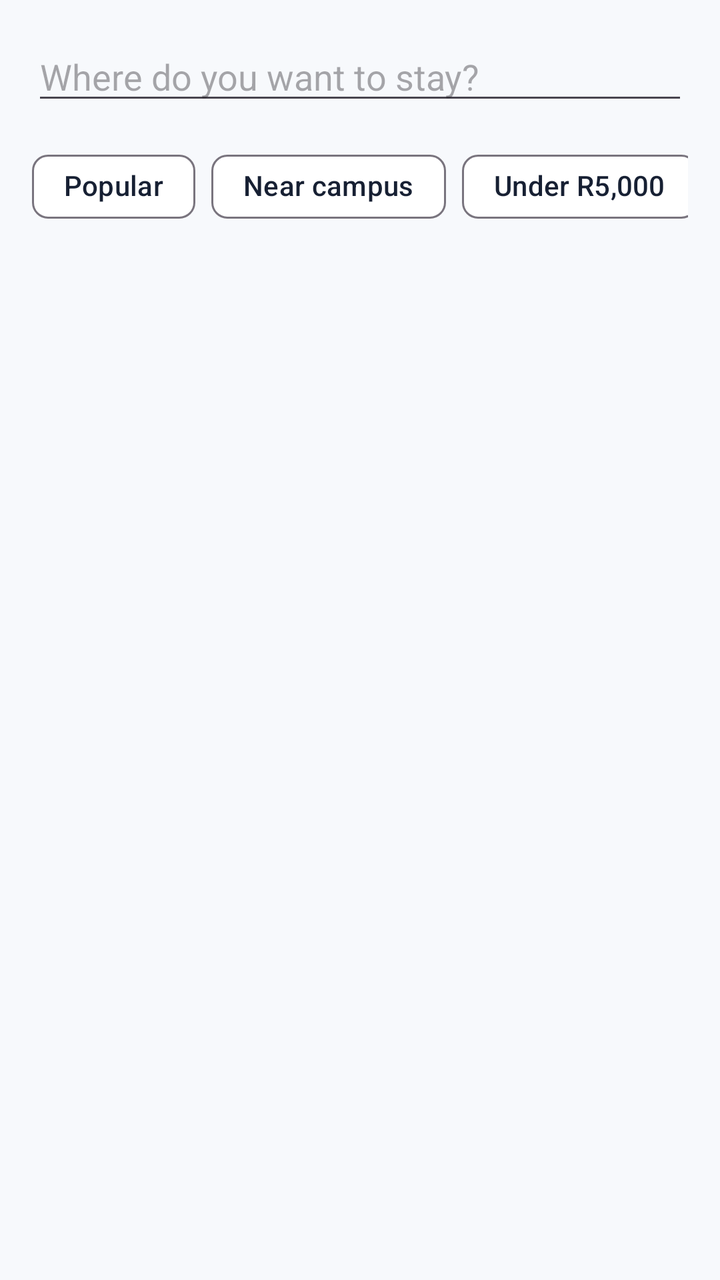
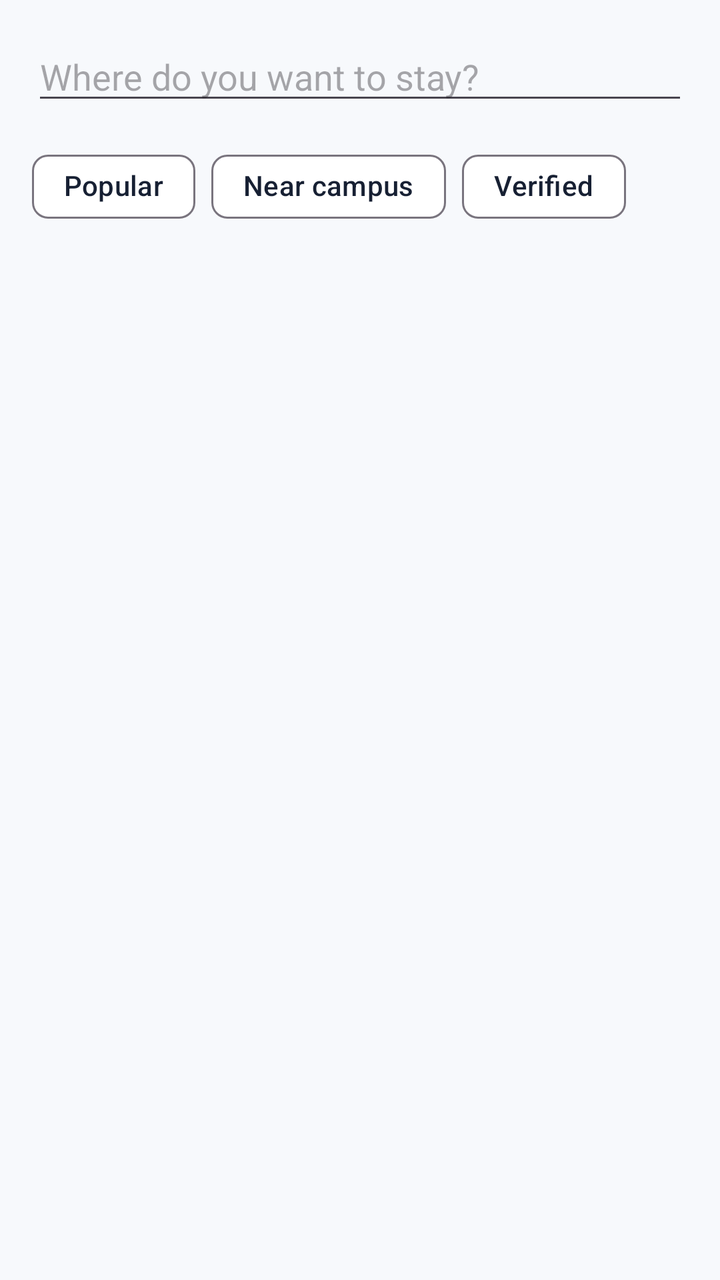

An Android layout rendered at two revisions. The XML below is the earlier revision; the diff shows what the commit changed to produce the second picture.
<!-- AndroidManifest.xml: application theme Theme.ChommieHub -->
<!-- res/layout/fragment_student_home.xml -->
<androidx.constraintlayout.widget.ConstraintLayout
    xmlns:android="http://schemas.android.com/apk/res/android"
    xmlns:app="http://schemas.android.com/apk/res-auto"
    android:layout_width="match_parent"
    android:layout_height="match_parent"
    android:padding="16dp">

    <EditText
        android:id="@+id/editSearch"
        android:layout_width="0dp"
        android:layout_height="wrap_content"
        android:hint="Where do you want to stay?"
        android:inputType="text"
        app:layout_constraintEnd_toEndOf="parent"
        app:layout_constraintStart_toStartOf="parent"
        app:layout_constraintTop_toTopOf="parent" />

    <HorizontalScrollView
        android:id="@+id/scrollFilters"
        android:layout_width="match_parent"
        android:layout_height="wrap_content"
        android:layout_marginTop="12dp"
        android:scrollbars="none"
        app:layout_constraintTop_toBottomOf="@id/editSearch">

        <com.google.android.material.chip.ChipGroup
            android:layout_width="wrap_content"
            android:layout_height="wrap_content"
            app:singleLine="true">

            <com.google.android.material.chip.Chip
                android:id="@+id/chipPopular"
                android:layout_width="wrap_content"
                android:layout_height="wrap_content"
                android:checked="true"
                android:text="Popular" />

            <com.google.android.material.chip.Chip
                android:id="@+id/chipNearCampus"
                android:layout_width="wrap_content"
                android:layout_height="wrap_content"
                android:text="Near campus" />

            <com.google.android.material.chip.Chip
                android:id="@+id/chipUnderPrice"
                android:layout_width="wrap_content"
                android:layout_height="wrap_content"
                android:text="Under R5,000" />

        </com.google.android.material.chip.ChipGroup>

    </HorizontalScrollView>

    <ProgressBar
        android:id="@+id/progressHome"
        android:layout_width="wrap_content"
        android:layout_height="wrap_content"
        app:layout_constraintBottom_toBottomOf="parent"
        app:layout_constraintEnd_toEndOf="parent"
        app:layout_constraintStart_toStartOf="parent"
        app:layout_constraintTop_toBottomOf="@id/scrollFilters" />

    <TextView
        android:id="@+id/tvHomeError"
        android:layout_width="wrap_content"
        android:layout_height="wrap_content"
        android:visibility="gone"
        app:layout_constraintBottom_toBottomOf="parent"
        app:layout_constraintEnd_toEndOf="parent"
        app:layout_constraintStart_toStartOf="parent"
        app:layout_constraintTop_toBottomOf="@id/scrollFilters" />

    <Button
        android:id="@+id/btnHomeRetry"
        android:layout_width="wrap_content"
        android:layout_height="wrap_content"
        android:text="Retry"
        android:visibility="gone"
        app:layout_constraintEnd_toEndOf="parent"
        app:layout_constraintStart_toStartOf="parent"
        app:layout_constraintTop_toBottomOf="@id/tvHomeError" />

    <androidx.recyclerview.widget.RecyclerView
        android:id="@+id/recyclerAccommodations"
        android:layout_width="match_parent"
        android:layout_height="0dp"
        android:layout_marginTop="12dp"
        app:layout_constraintBottom_toBottomOf="parent"
        app:layout_constraintTop_toBottomOf="@id/scrollFilters" />

</androidx.constraintlayout.widget.ConstraintLayout>
<!-- resources referenced by this layout -->
<resources>
  <style name="Theme.ChommieHub" parent="Base.Theme.ChommieHub" />
  <style name="Base.Theme.ChommieHub" parent="Theme.Material3.DayNight.NoActionBar">
  
          <item name="colorPrimary">@color/chommie_navy</item>
          <item name="colorOnPrimary">@color/white</item>
  
          <item name="colorSecondary">@color/chommie_gold</item>
          <item name="colorOnSecondary">@color/chommie_navy</item>
  
          <item name="colorSurface">@color/chommie_surface</item>
          <item name="colorOnSurface">@color/chommie_text_primary</item>
  
          <item name="android:windowBackground">@color/chommie_background</item>
  
          <item name="android:statusBarColor">@color/chommie_navy</item>
          <item name="android:navigationBarColor">@color/chommie_navy</item>
  
          <item name="android:windowLightStatusBar">false</item>
          <item name="android:windowLightNavigationBar">false</item>
  
      </style>
  <color name="chommie_navy">#0B2343</color>
  <color name="white">#FFFFFF</color>
  <color name="chommie_gold">#F4AA08</color>
  <color name="chommie_surface">#FFFFFF</color>
  <color name="chommie_text_primary">#172033</color>
  <color name="chommie_background">#F7F9FC</color>
</resources>

<!-- the commit's change to res/layout/fragment_student_home.xml (unified diff, before → after) -->
@@ -26,7 +26,8 @@
         <com.google.android.material.chip.ChipGroup
             android:layout_width="wrap_content"
             android:layout_height="wrap_content"
-            app:singleLine="true">
+            app:singleLine="true"
+            app:singleSelection="true">
 
             <com.google.android.material.chip.Chip
                 android:id="@+id/chipPopular"
@@ -42,10 +43,10 @@
                 android:text="Near campus" />
 
             <com.google.android.material.chip.Chip
-                android:id="@+id/chipUnderPrice"
+                android:id="@+id/chipVerified"
                 android:layout_width="wrap_content"
                 android:layout_height="wrap_content"
-                android:text="Under R5,000" />
+                android:text="Verified" />
 
         </com.google.android.material.chip.ChipGroup>
 
